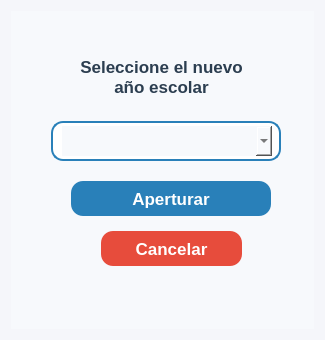
The window that resources/ui/confirmar_anio.ui (Proyecto-Uptjaa/Proyecto_SIRA) describes before a commit, drawn with Qt 5.
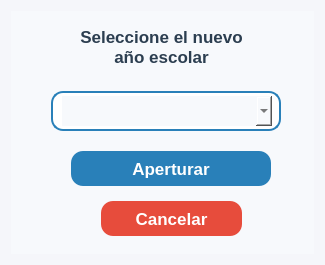
The same window after the commit. Icons and pictures are not drawn.

```diff
--- a/resources/ui/confirmar_anio.ui
+++ b/resources/ui/confirmar_anio.ui
@@ -7,19 +7,19 @@
     <x>0</x>
     <y>0</y>
     <width>325</width>
-    <height>340</height>
+    <height>265</height>
    </rect>
   </property>
   <property name="minimumSize">
    <size>
     <width>325</width>
-    <height>340</height>
+    <height>265</height>
    </size>
   </property>
   <property name="maximumSize">
    <size>
     <width>325</width>
-    <height>340</height>
+    <height>265</height>
    </size>
   </property>
   <property name="windowTitle">
@@ -48,7 +48,7 @@
       <property name="geometry">
        <rect>
         <x>60</x>
-        <y>40</y>
+        <y>10</y>
         <width>181</width>
         <height>51</height>
        </rect>
@@ -91,7 +91,7 @@
       <property name="geometry">
        <rect>
         <x>60</x>
-        <y>170</y>
+        <y>140</y>
         <width>200</width>
         <height>35</height>
        </rect>
@@ -154,7 +154,7 @@
       <property name="geometry">
        <rect>
         <x>40</x>
-        <y>110</y>
+        <y>80</y>
         <width>230</width>
         <height>40</height>
        </rect>
@@ -237,7 +237,7 @@
       <property name="geometry">
        <rect>
         <x>90</x>
-        <y>220</y>
+        <y>190</y>
         <width>141</width>
         <height>35</height>
        </rect>
```
